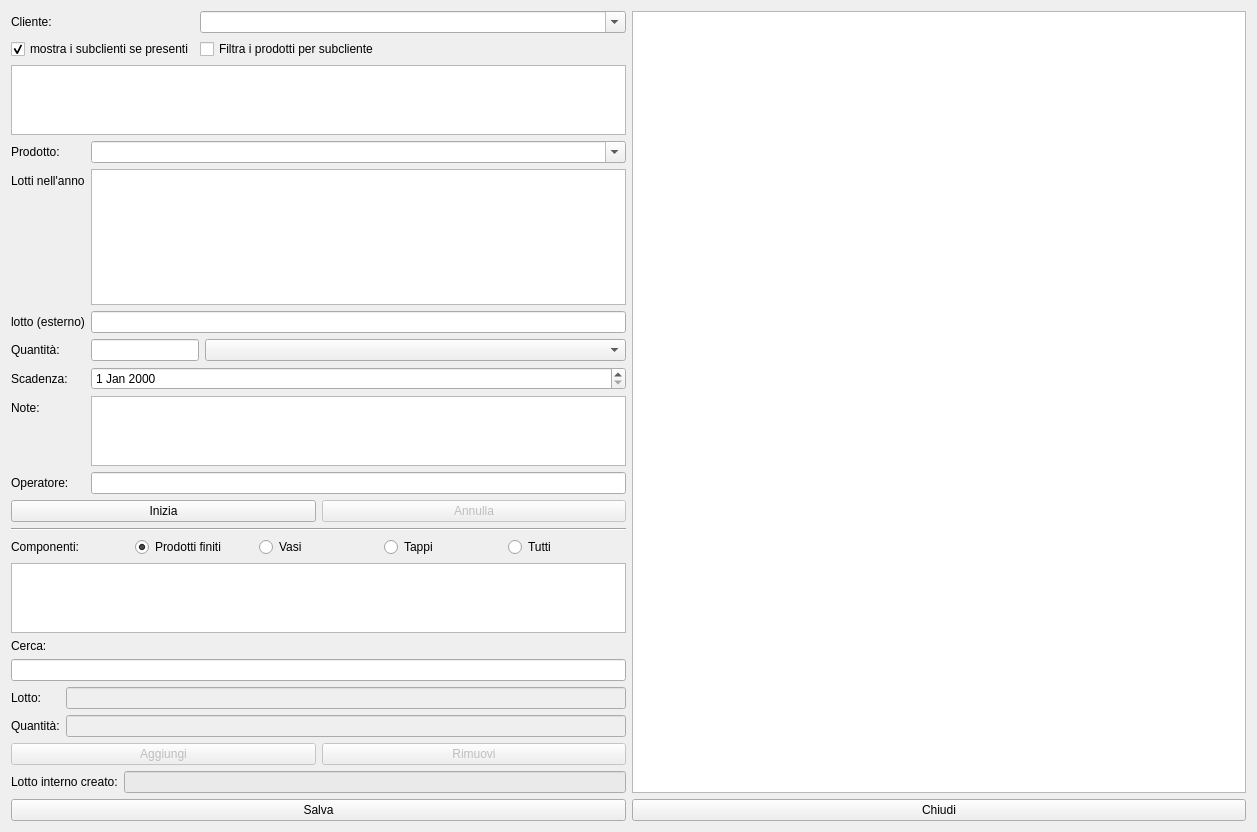
Above: hpackages.ui from fblabs/hamlet-mod-sancon before the change. Below: the same form after it.
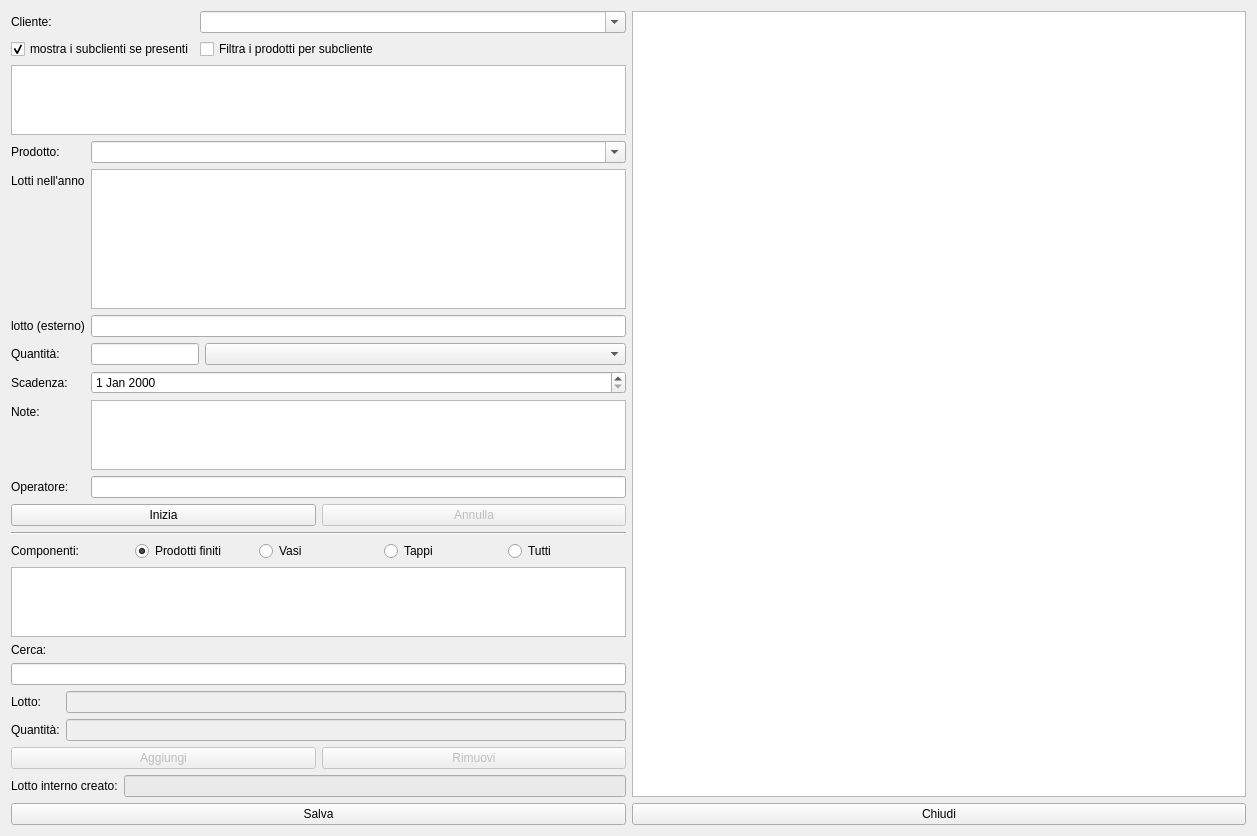
That is the form after the change. Icons and pictures are not drawn.

The edit to the form file:
```diff
--- a/hpackages.ui
+++ b/hpackages.ui
@@ -10,7 +10,7 @@
     <x>0</x>
     <y>0</y>
     <width>1257</width>
-    <height>832</height>
+    <height>836</height>
    </rect>
   </property>
   <property name="windowTitle">
```
Left out of the diff: 6 changed lines with no effect on the pictures.
